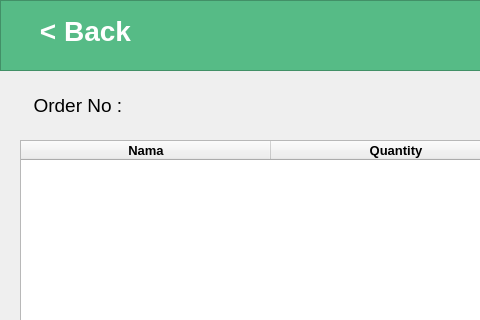
This is src/resi.ui in pavita1108/Food-Ordering-System-NWFOS as Qt 5 draws it before an edit; both pictures show x 0 to 480 and y 0 to 320 of the 1280 by 720 pixel window. The edited form follows.
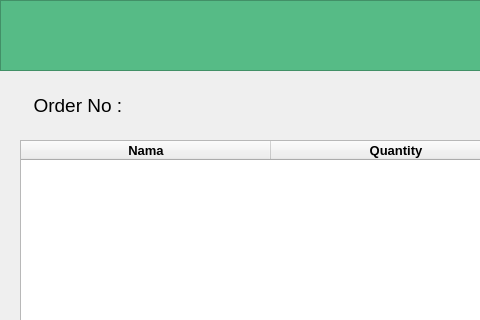
This is the edited form.

Patch:
```diff
--- a/src/resi.ui
+++ b/src/resi.ui
@@ -196,43 +196,6 @@
    <property name="frameShadow">
     <enum>QFrame::Raised</enum>
    </property>
-   <widget class="QPushButton" name="back">
-    <property name="geometry">
-     <rect>
-      <x>20</x>
-      <y>10</y>
-      <width>131</width>
-      <height>41</height>
-     </rect>
-    </property>
-    <property name="font">
-     <font>
-      <pointsize>-1</pointsize>
-      <weight>75</weight>
-      <italic>false</italic>
-      <bold>true</bold>
-     </font>
-    </property>
-    <property name="styleSheet">
-     <string notr="true">QPushButton#back {
-    background-color: rgb(86, 187, 134);
-    border-radius: 10px;
-    font:28px;
-	font-weight: bold;
-	color:#fff;
-    padding: 6px;
-}
-
-
-QPushButton#back:pressed {
-	color:#ddd;
-    border-style: inset;
-}</string>
-    </property>
-    <property name="text">
-     <string>&lt; Back</string>
-    </property>
-   </widget>
    <widget class="QLabel" name="resi">
     <property name="geometry">
      <rect>
```
Left out of the diff: 1 changed line with no effect on the pictures.
